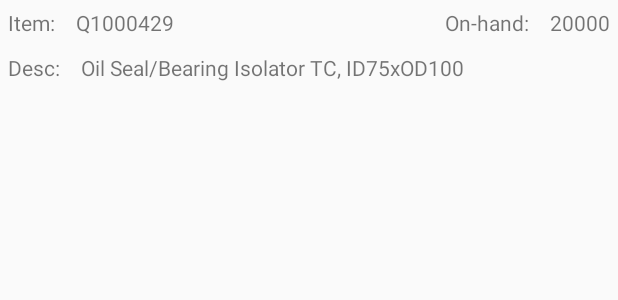
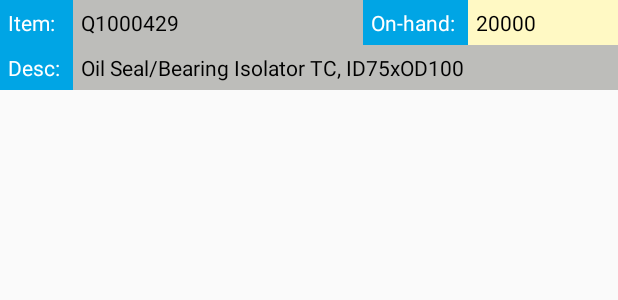
Before and after one commit to KennyNguyen88/ndt-mobile, an Android app: the layout list_item.xml on its own in the app's theme, with its tools: preview values and no code run, on a phone screen of 412 x 824 dp. Shown: the top 300 px of the screen. Run offline under Robolectric (Android 15) with nearby library versions, the phone set to English and light mode, and no system bars.

Commit message:
screen 1 - color
To Chae Lan 1

```diff
--- a/wipApp/app/src/main/java/com/posco/erp/wipapp/Screen1Activity.java
+++ b/wipApp/app/src/main/java/com/posco/erp/wipapp/Screen1Activity.java
@@ -49,7 +49,6 @@ public class Screen1Activity extends AppCompatActivity implements OnQueryTextLis
         setIntent(intent);
         if (Intent.ACTION_SEARCH.equals(intent.getAction())){
             String query = intent.getStringExtra(SearchManager.QUERY);
-//            doSearch(query);
             Toast.makeText(this,"Searching item: " + query, Toast.LENGTH_SHORT).show();
 
         }
--- a/wipApp/app/src/main/res/layout/list_item.xml
+++ b/wipApp/app/src/main/res/layout/list_item.xml
@@ -1,64 +1,75 @@
 <?xml version="1.0" encoding="utf-8"?>
 <RelativeLayout xmlns:android="http://schemas.android.com/apk/res/android"
     android:layout_width="match_parent"
-    android:layout_height="wrap_content"
-    >
+    android:layout_height="wrap_content">
 
     <TextView
+        android:id="@+id/item_label"
         android:layout_width="wrap_content"
         android:layout_height="wrap_content"
-        android:text="Item: "
-        android:id="@+id/item_label"
-        android:layout_alignParentTop="true"
+
         android:layout_alignParentLeft="true"
         android:layout_alignParentStart="true"
+        android:layout_alignParentTop="true"
+        android:background="@color/poscoLightBlue"
         android:padding="5dp"
-        />
+        android:text="Item: "
+        android:textColor="@color/white"
+        android:layout_toLeftOf="@+id/desc_detail"
+        android:layout_toStartOf="@+id/desc_detail" />
 
     <TextView
-        android:layout_width="wrap_content"
+        android:id="@+id/item_detail"
+        android:layout_width="match_parent"
         android:layout_height="wrap_content"
-        android:text="Q1000429"
-        android:id="@+id/item_detail"
         android:layout_toRightOf="@id/item_label"
+        android:background="@color/poscoLightGray"
         android:padding="5dp"
-     />
-
+        android:textColor="@color/black"
+        android:text="Q1000429" />
 
 
     <TextView
+        android:id="@+id/onhand_detail"
         android:layout_width="wrap_content"
         android:layout_height="wrap_content"
+        android:layout_alignParentRight="true"
+        android:background="@color/hightlight"
+        android:padding="5dp"
         android:text="20000"
-        android:id="@+id/onhand_detail"
-        android:padding="5dp"
+        android:textColor="@color/black"
+        android:minWidth="100dp"
+        android:inputType="numberDecimal"
+         />
 
-        android:layout_alignParentRight="true"
-        />
     <TextView
+        android:id="@+id/onhand_label"
         android:layout_width="wrap_content"
         android:layout_height="wrap_content"
-        android:text="On-hand: "
-        android:id="@+id/onhand_label"
         android:layout_toLeftOf="@id/onhand_detail"
+        android:background="@color/poscoLightBlue"
         android:padding="5dp"
-        />
+        android:textColor="@color/white"
+        android:text="On-hand: " />
+
     <TextView
+        android:id="@+id/desc_label"
         android:layout_width="wrap_content"
         android:layout_height="wrap_content"
+        android:layout_below="@id/item_label"
+        android:background="@color/poscoLightBlue"
+        android:padding="5dp"
         android:text="Desc: "
-        android:id="@+id/desc_label"
-        android:layout_below="@id/item_label"
-        android:padding="5dp"
-        />
+        android:textColor="@color/white" />
 
     <TextView
-        android:layout_width="wrap_content"
+        android:id="@+id/desc_detail"
+        android:layout_width="match_parent"
         android:layout_height="wrap_content"
-        android:text="Oil Seal/Bearing Isolator TC, ID75xOD100"
-        android:id="@+id/desc_detail"
         android:layout_below="@id/item_label"
         android:layout_toRightOf="@+id/desc_label"
+        android:background="@color/poscoLightGray"
         android:padding="5dp"
-         />
+        android:textColor="@color/black"
+        android:text="Oil Seal/Bearing Isolator TC, ID75xOD100" />
 </RelativeLayout>
--- a/wipApp/app/src/main/res/layout/nav_header_main.xml
+++ b/wipApp/app/src/main/res/layout/nav_header_main.xml
@@ -3,7 +3,7 @@
     android:layout_width="match_parent"
     android:layout_height="@dimen/nav_header_height"
     android:background="@drawable/side_nav_bar"
-    android:gravity="top|center_vertical"
+    android:gravity="bottom|center_vertical"
     android:orientation="vertical"
     android:paddingBottom="@dimen/activity_vertical_margin"
     android:paddingLeft="@dimen/activity_horizontal_margin"
--- a/wipApp/app/src/main/res/menu/activity_main_drawer.xml
+++ b/wipApp/app/src/main/res/menu/activity_main_drawer.xml
@@ -4,15 +4,15 @@
     <group android:checkableBehavior="single">
         <item
             android:id="@+id/screen1"
-            android:icon="@drawable/ic_menu_camera"
+            android:icon="@drawable/ic_label_black_24dp"
             android:title="@string/menu_item1" />
         <item
             android:id="@+id/screen2"
-            android:icon="@drawable/ic_menu_gallery"
+            android:icon="@drawable/ic_label_black_24dp"
             android:title="@string/menu_item2" />
         <item
             android:id="@+id/screen3"
-            android:icon="@drawable/ic_menu_slideshow"
+            android:icon="@drawable/ic_label_black_24dp"
             android:title="@string/menu_item3" />
     </group>
 
--- a/wipApp/app/src/main/res/menu/main_activity_actions.xml
+++ b/wipApp/app/src/main/res/menu/main_activity_actions.xml
@@ -5,7 +5,7 @@
         android:id="@+id/action_search"
         android:orderInCategory="100"
         android:title="@string/search_hint"
-        android:icon="@drawable/ic_search_black_24dp"
+        android:icon="@drawable/ic_search_white_24dp"
         app:showAsAction="ifRoom|collapseActionView"
         app:actionViewClass="android.support.v7.widget.SearchView"
         />
--- a/wipApp/app/src/main/res/values/colors.xml
+++ b/wipApp/app/src/main/res/values/colors.xml
@@ -8,4 +8,8 @@
     <color name="poscoDarkGray">#4b5151</color>
     <color name="poscoLightGray">#bdbdba</color>
     <color name="white">#ffffff</color>
+    <color name="black">#000000</color>
+    <color name="label_background">#546e7a</color>
+    <color name="hightlight">#fff9c4</color>
+
 </resources>
```
Also changed, not shown: wipApp/app/src/main/java/com/posco/erp/wipapp/onhandCursorAdapter.java (+20 -1 lines), wipApp/app/src/main/res/drawable-hdpi/ic_label_black_24dp.png (added), wipApp/app/src/main/res/drawable-hdpi/ic_search_white_24dp.png (added), wipApp/app/src/main/res/drawable-mdpi/ic_label_black_24dp.png (added), wipApp/app/src/main/res/drawable-mdpi/ic_search_white_24dp.png (added), wipApp/app/src/main/res/drawable-xhdpi/ic_label_black_24dp.png (added), wipApp/app/src/main/res/drawable-xhdpi/ic_search_white_24dp.png (added), wipApp/app/src/main/res/drawable-xxhdpi/ic_label_black_24dp.png (added), wipApp/app/src/main/res/drawable-xxhdpi/ic_search_white_24dp.png (added), wipApp/app/src/main/res/drawable-xxxhdpi/ic_label_black_24dp.png (added), wipApp/app/src/main/res/drawable-xxxhdpi/ic_search_white_24dp.png (added).
